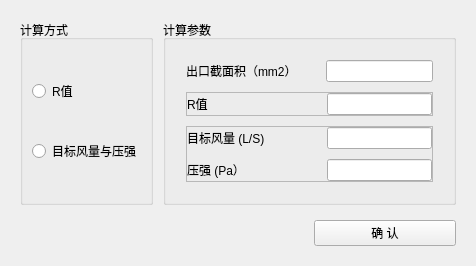
The window that ui/K_cal.ui (qweaxdzsc/fluent_add_on) describes before a commit, drawn with Qt 5.
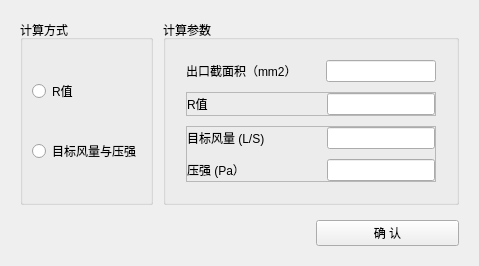
The same window after the commit.

Diff of the .ui file:
```diff
--- a/ui/K_cal.ui
+++ b/ui/K_cal.ui
@@ -7,7 +7,7 @@
     <x>0</x>
     <y>0</y>
     <width>476</width>
-    <height>265</height>
+    <height>0</height>
    </rect>
   </property>
   <property name="windowTitle">
```
